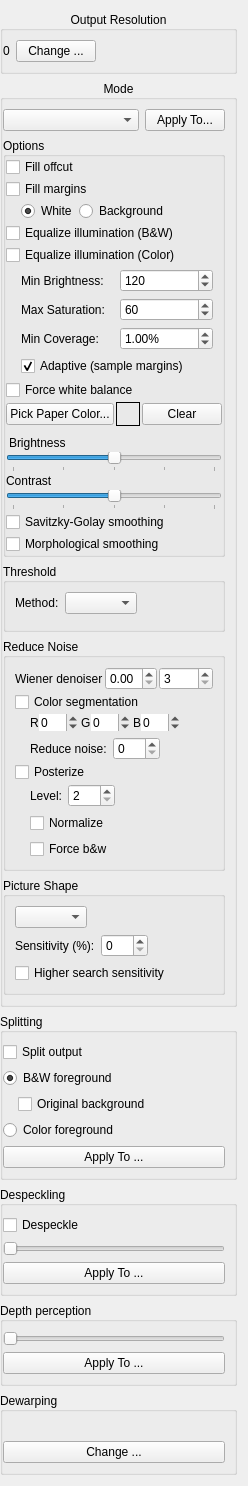
First picture: the form in src/core/filters/output/OptionsWidget.ui, repository abandoned-industries/scantailor-spectre, before the edit.
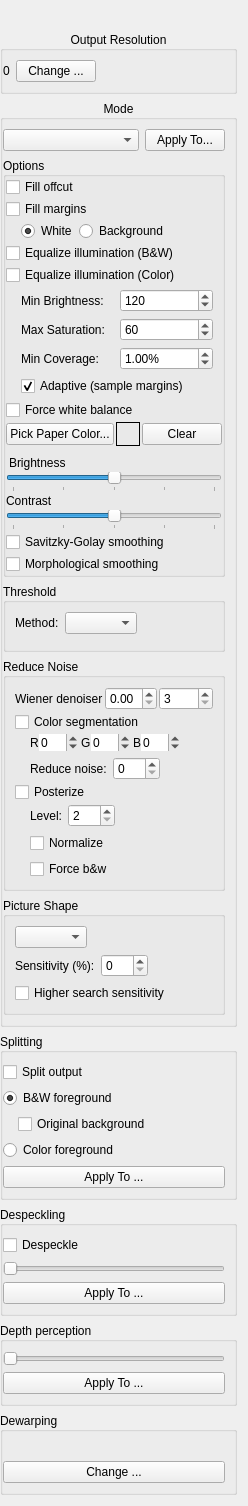
Second picture: the form after the edit. Custom widgets are drawn as their Qt base class.

```diff
--- a/src/core/filters/output/OptionsWidget.ui
+++ b/src/core/filters/output/OptionsWidget.ui
@@ -17,6 +17,16 @@
    <property name="leftMargin">
     <number>0</number>
    </property>
+   <item>
+    <widget class="QLabel" name="selectionIndicatorLabel">
+     <property name="text">
+      <string/>
+     </property>
+     <property name="alignment">
+      <set>Qt::AlignCenter</set>
+     </property>
+    </widget>
+   </item>
    <item>
     <widget class="CollapsibleGroupBox" name="dpiPanel">
      <property name="toolTip">
```
